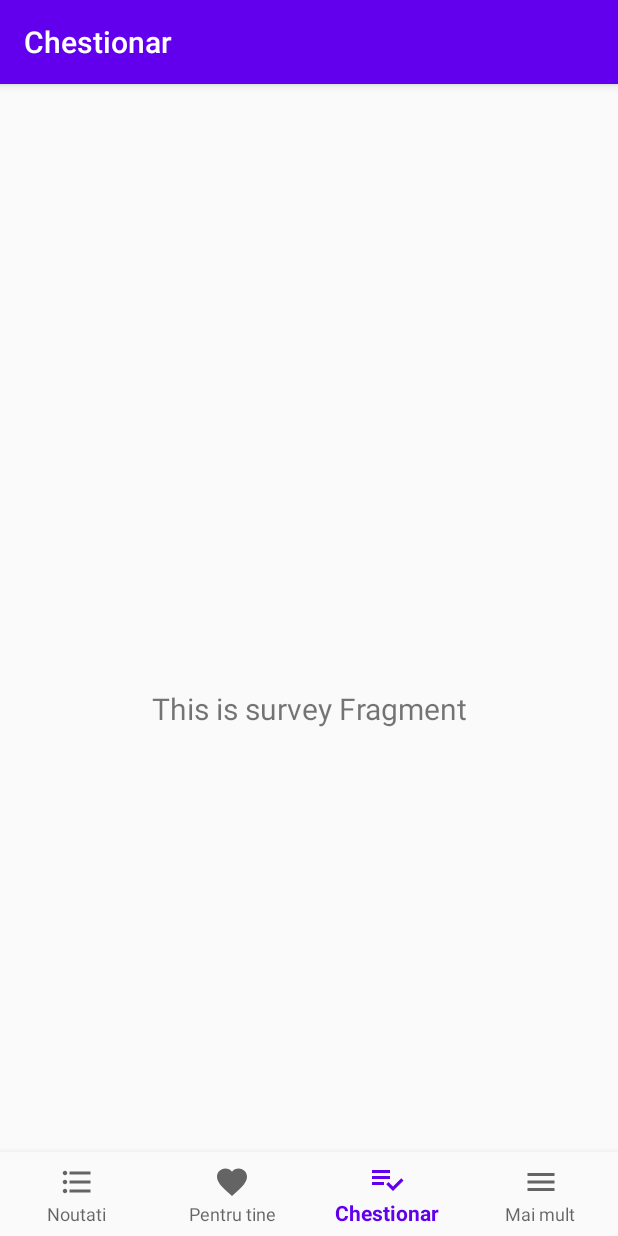
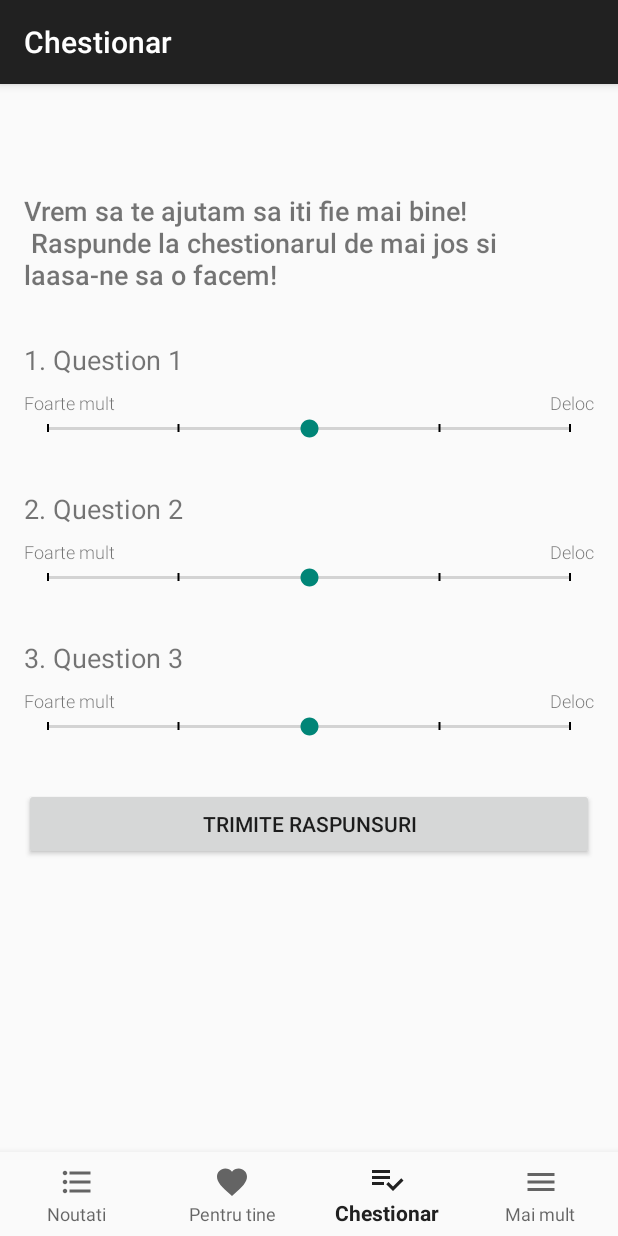
Before and after one commit to mihaibetej/Mental-Health, an Android app: the SurveyFragment screen opened through its navigation route, on a phone screen of 412 x 824 dp. Run offline under Robolectric (Android 15) with nearby library versions, the phone set to English and light mode, and no system bars; our stand-ins replace data binding, navigation-ui.

Commit message:
initial survey adapter, no data binding

```diff
--- /dev/null
+++ b/Mobile/Android/app/src/main/java/com/db/mobile/mental_health/ui/survey/SurveyAdapter.kt
@@ -0,0 +1,102 @@
+package com.db.mobile.mental_health.ui.survey
+
+import android.view.LayoutInflater
+import android.view.View
+import android.view.ViewGroup
+import android.widget.SeekBar
+import android.widget.TextView
+import androidx.recyclerview.widget.RecyclerView
+import com.db.mobile.mental_health.R
+import com.db.mobile.mental_health.ui.survey.model.SurveyQuestion
+
+private const val TYPE_HEADER = 0
+private const val TYPE_QUESTION = 1
+private const val TYPE_FOOTER = 2
+
+class SurveyAdapter : RecyclerView.Adapter<RecyclerView.ViewHolder>() {
+    val items = mutableListOf<SurveyQuestion>()
+    var surveyAnswerChanged: ((SurveyQuestion, Int) -> Unit)? = null
+    var submitSurvey: (() -> Unit)? = null
+
+    override fun onCreateViewHolder(parent: ViewGroup, viewType: Int): RecyclerView.ViewHolder {
+        return when (viewType) {
+            TYPE_HEADER -> HeaderViewHolder(
+                LayoutInflater.from(parent.context)
+                    .inflate(R.layout.item_survey_header, parent, false)
+            )
+            TYPE_FOOTER -> FooterHolder(
+                LayoutInflater.from(parent.context)
+                    .inflate(R.layout.item_survey_footer, parent, false)
+            )
+            else -> QuestionHolder(
+                LayoutInflater.from(parent.context)
+                    .inflate(R.layout.item_survey_question, parent, false)
+            )
+        }
+    }
+
+    override fun getItemCount(): Int = items.size + 2
+
+    override fun getItemViewType(position: Int): Int = when (position) {
+        0 -> TYPE_HEADER
+        itemCount - 1 -> TYPE_FOOTER
+        else -> TYPE_QUESTION
+    }
+
+
+    override fun onBindViewHolder(holder: RecyclerView.ViewHolder, position: Int) =
+        when (position) {
+            0 -> {
+                val viewHolder = holder as HeaderViewHolder
+                viewHolder.title.setText(R.string.survey_description)
+            }
+            itemCount - 1 -> {
+                val viewHolder = holder as FooterHolder
+                viewHolder.bind(submitSurvey)
+            }
+            else -> {
+                val viewHolder = holder as QuestionHolder
+                viewHolder.bind(items[position - 1], surveyAnswerChanged)
+            }
+        }
+
+}
+
+class HeaderViewHolder(content: View) : RecyclerView.ViewHolder(content) {
+    val title: TextView = itemView.findViewById(R.id.survey_header)
+}
+
+class QuestionHolder(content: View) : RecyclerView.ViewHolder(content) {
+    private val title: TextView = itemView.findViewById(R.id.survey_question)
+    private val answer: SeekBar = itemView.findViewById(R.id.survey_answer_scale)
+
+    fun bind(question: SurveyQuestion, surveyAnswerChanged: ((SurveyQuestion, Int) -> Unit)?) {
+        title.text = question.question
+        answer.progress = question.answer
+        answer.setOnSeekBarChangeListener(object : SeekBar.OnSeekBarChangeListener {
+            override fun onProgressChanged(
+                seekBar: SeekBar?,
+                progress: Int,
+                fromUser: Boolean
+            ) {
+                question.answer = progress
+                surveyAnswerChanged?.invoke(question, progress)
+            }
+
+            override fun onStartTrackingTouch(seekBar: SeekBar?) {
+            }
+
+            override fun onStopTrackingTouch(seekBar: SeekBar?) {
+            }
+        })
+    }
+
+}
+
+class FooterHolder(content: View) : RecyclerView.ViewHolder(content) {
+    private val submit: TextView = itemView.findViewById(R.id.survey_submit)
+
+    fun bind(submitSurvey: (() -> Unit)?) = submit.setOnClickListener {
+        submitSurvey?.invoke()
+    }
+}
--- a/Mobile/Android/app/src/main/java/com/db/mobile/mental_health/ui/survey/SurveyFragment.kt
+++ b/Mobile/Android/app/src/main/java/com/db/mobile/mental_health/ui/survey/SurveyFragment.kt
@@ -4,28 +4,42 @@ import android.os.Bundle
 import android.view.LayoutInflater
 import android.view.View
 import android.view.ViewGroup
-import android.widget.TextView
+import androidx.databinding.DataBindingUtil
 import androidx.fragment.app.Fragment
-import androidx.lifecycle.Observer
-import androidx.lifecycle.ViewModelProviders
 import com.db.mobile.mental_health.R
+import com.db.mobile.mental_health.databinding.FragmentSurveyBinding
+import com.db.mobile.mental_health.ui.survey.model.SurveyQuestion
 
 class SurveyFragment : Fragment() {
 
-    private lateinit var surveyViewModel: SurveyViewModel
+    override fun onCreateView(
+        inflater: LayoutInflater,
+        container: ViewGroup?,
+        savedInstanceState: Bundle?
+    ): View? {
+        val binding: FragmentSurveyBinding =
+            DataBindingUtil.inflate(inflater, R.layout.fragment_survey, container, false)
+        val adapter = SurveyAdapter()
+        adapter.items.addAll(
+            listOf(
+                SurveyQuestion(0, "1. Question 1"),
+                SurveyQuestion(1, "2. Question 2"),
+                SurveyQuestion(2, "3. Question 3")
+            )
+        )
+        adapter.surveyAnswerChanged = this::answerChanged
+        adapter.submitSurvey = {
+            //TODO submit question
+        }
+        adapter.notifyDataSetChanged()
+        binding.adapter = adapter
+        return binding.root
+    }
 
-    override fun onCreateView(
-            inflater: LayoutInflater,
-            container: ViewGroup?,
-            savedInstanceState: Bundle?
-    ): View? {
-        surveyViewModel =
-                ViewModelProviders.of(this).get(SurveyViewModel::class.java)
-        val root = inflater.inflate(R.layout.fragment_survey, container, false)
-        val textView: TextView = root.findViewById(R.id.text_survey)
-        surveyViewModel.text.observe(viewLifecycleOwner, Observer {
-            textView.text = it
-        })
-        return root
+    private fun answerChanged(survey: SurveyQuestion, answer: Int) {
+        //TODO use
     }
+
+
+
 }
--- /dev/null
+++ b/Mobile/Android/app/src/main/java/com/db/mobile/mental_health/ui/survey/model/SurveyQuestion.kt
@@ -0,0 +1,3 @@
+package com.db.mobile.mental_health.ui.survey.model
+
+data class SurveyQuestion(var id: Long, val question: String, var answer: Int = 2)
--- /dev/null
+++ b/Mobile/Android/app/src/main/res/drawable/ic_seek_bar_background.xml
@@ -0,0 +1,6 @@
+<shape xmlns:android="http://schemas.android.com/apk/res/android" android:shape="rectangle" >
+    <gradient
+        android:startColor="#F00"
+        android:endColor="#0F0"
+        android:angle="0"/>
+</shape>
--- /dev/null
+++ b/Mobile/Android/app/src/main/res/drawable/ic_seekbar_tick.xml
@@ -0,0 +1,7 @@
+<?xml version="1.0" encoding="utf-8"?>
+<shape xmlns:android="http://schemas.android.com/apk/res/android"
+    android:shape="rectangle">
+    <size android:width="1dp"
+        android:height="6dp"/>
+    <solid android:color="@android:color/black"/>
+</shape>
--- a/Mobile/Android/app/src/main/res/layout/fragment_survey.xml
+++ b/Mobile/Android/app/src/main/res/layout/fragment_survey.xml
@@ -1,22 +1,30 @@
 <?xml version="1.0" encoding="utf-8"?>
-<androidx.constraintlayout.widget.ConstraintLayout xmlns:android="http://schemas.android.com/apk/res/android"
+<layout xmlns:android="http://schemas.android.com/apk/res/android"
     xmlns:app="http://schemas.android.com/apk/res-auto"
-    xmlns:tools="http://schemas.android.com/tools"
+    xmlns:tools="http://schemas.android.com/tools">
+
+    <data>
+
+        <variable
+            name="adapter"
+            type="com.db.mobile.mental_health.ui.survey.SurveyAdapter" />
+    </data>
+
+    <androidx.constraintlayout.widget.ConstraintLayout
         android:layout_width="match_parent"
         android:layout_height="match_parent"
         tools:context=".ui.survey.SurveyFragment">
 
-    <TextView
-        android:id="@+id/text_survey"
-        android:layout_width="match_parent"
+        <androidx.recyclerview.widget.RecyclerView
+            android:layout_width="0dp"
             android:layout_height="wrap_content"
-        android:layout_marginStart="8dp"
-        android:layout_marginTop="8dp"
-        android:layout_marginEnd="8dp"
-        android:textAlignment="center"
-        android:textSize="20sp"
-        app:layout_constraintBottom_toBottomOf="parent"
+            android:adapter="@{adapter}"
+            app:layoutManager="androidx.recyclerview.widget.LinearLayoutManager"
             app:layout_constraintEnd_toEndOf="parent"
             app:layout_constraintStart_toStartOf="parent"
-        app:layout_constraintTop_toTopOf="parent" />
+            app:layout_constraintTop_toTopOf="parent"
+            tools:itemCount="5"
+            tools:listitem="@layout/item_survey_question" />
+
     </androidx.constraintlayout.widget.ConstraintLayout>
+</layout>
--- /dev/null
+++ b/Mobile/Android/app/src/main/res/layout/item_survey_footer.xml
@@ -0,0 +1,13 @@
+<?xml version="1.0" encoding="utf-8"?>
+<FrameLayout xmlns:android="http://schemas.android.com/apk/res/android"
+    android:layout_width="match_parent"
+    android:layout_height="wrap_content"
+    android:padding="@dimen/activity_vertical_margin">
+
+    <Button
+        android:id="@+id/survey_submit"
+        android:layout_width="match_parent"
+        android:layout_height="wrap_content"
+        android:text="@string/survey_submit" />
+
+</FrameLayout>
--- /dev/null
+++ b/Mobile/Android/app/src/main/res/layout/item_survey_header.xml
@@ -0,0 +1,10 @@
+<?xml version="1.0" encoding="utf-8"?>
+<TextView xmlns:android="http://schemas.android.com/apk/res/android"
+    xmlns:tools="http://schemas.android.com/tools"
+    android:id="@+id/survey_header"
+    style="@style/Bold"
+    android:textSize="18sp"
+    android:padding="@dimen/activity_vertical_margin"
+    android:layout_width="match_parent"
+    android:layout_height="wrap_content"
+    tools:text="This is a question" />
--- /dev/null
+++ b/Mobile/Android/app/src/main/res/layout/item_survey_question.xml
@@ -0,0 +1,48 @@
+<?xml version="1.0" encoding="utf-8"?>
+<androidx.constraintlayout.widget.ConstraintLayout xmlns:android="http://schemas.android.com/apk/res/android"
+    xmlns:app="http://schemas.android.com/apk/res-auto"
+    xmlns:tools="http://schemas.android.com/tools"
+    android:layout_width="match_parent"
+    android:layout_height="wrap_content"
+    android:padding="@dimen/activity_horizontal_margin">
+
+    <TextView
+        android:id="@+id/survey_question"
+        android:layout_width="match_parent"
+        android:layout_height="wrap_content"
+        android:paddingBottom="@dimen/elements_padding"
+        android:textSize="18sp"
+        app:layout_constraintTop_toTopOf="parent"
+        tools:text="1. Answer here" />
+
+    <TextView
+        android:id="@+id/survey_negative_answer"
+        style="@style/Light"
+        android:layout_width="wrap_content"
+        android:layout_height="wrap_content"
+        android:text="@string/survey_positive_connotation"
+        android:textSize="12sp"
+        app:layout_constraintStart_toStartOf="parent"
+        app:layout_constraintTop_toBottomOf="@+id/survey_question" />
+
+    <TextView
+        android:id="@+id/survey_positive_answer"
+        style="@style/Light"
+        android:layout_width="wrap_content"
+        android:layout_height="wrap_content"
+        android:text="@string/survey_negative_connotation"
+        android:textSize="12sp"
+        app:layout_constraintEnd_toEndOf="parent"
+        app:layout_constraintTop_toBottomOf="@+id/survey_question" />
+
+    <SeekBar
+        android:id="@+id/survey_answer_scale"
+        android:layout_width="match_parent"
+        android:layout_height="wrap_content"
+        android:max="4"
+        android:progress="2"
+        android:progressTint="@android:color/transparent"
+        android:tickMark="@drawable/ic_seekbar_tick"
+        app:layout_constraintTop_toBottomOf="@+id/survey_negative_answer" />
+
+</androidx.constraintlayout.widget.ConstraintLayout>
--- a/Mobile/Android/app/src/main/res/values/dimens.xml
+++ b/Mobile/Android/app/src/main/res/values/dimens.xml
@@ -2,4 +2,7 @@
     <!-- Default screen margins, per the Android Design guidelines. -->
     <dimen name="activity_horizontal_margin">16dp</dimen>
     <dimen name="activity_vertical_margin">16dp</dimen>
+
+    <dimen name="elements_padding">8dp</dimen>
+
 </resources>
--- a/Mobile/Android/app/src/main/res/values/strings.xml
+++ b/Mobile/Android/app/src/main/res/values/strings.xml
@@ -4,4 +4,11 @@
     <string name="title_advices">Pentru tine</string>
     <string name="title_survey">Chestionar</string>
     <string name="title_more">Mai mult</string>
+
+    <!-- Survey -->
+    <string name="survey_positive_connotation">Foarte mult</string>
+    <string name="survey_negative_connotation">Deloc</string>
+    <string name="survey_submit">Trimite raspunsuri</string>
+    <string name="survey_description">Vrem sa te ajutam sa iti fie mai bine!\n Raspunde la chestionarul de mai jos si laasa-ne sa o facem!</string>
+
 </resources>
--- a/Mobile/Android/app/src/main/res/values/styles.xml
+++ b/Mobile/Android/app/src/main/res/values/styles.xml
@@ -3,9 +3,17 @@
     <!-- Base application theme. -->
     <style name="AppTheme" parent="Theme.AppCompat.Light.DarkActionBar">
         <!-- Customize your theme here. -->
-        <item name="colorPrimary">@color/colorPrimary</item>
-        <item name="colorPrimaryDark">@color/colorPrimaryDark</item>
-        <item name="colorAccent">@color/colorAccent</item>
+<!--        <item name="colorPrimary">@color/colorPrimary</item>-->
+<!--        <item name="colorPrimaryDark">@color/colorPrimaryDark</item>-->
+<!--        <item name="colorAccent">@color/colorAccent</item>-->
+    </style>
+
+    <style name="Bold">
+        <item name="android:fontFamily">sans-serif-medium</item>
+    </style>
+
+    <style name="Light">
+        <item name="android:fontFamily">sans-serif-light</item>
     </style>
 
 </resources>
```
Also changed, not shown: Mobile/Android/app/src/main/java/com/db/mobile/mental_health/ui/login/dagger/LoginComponent.kt (line endings or trailing spaces), Mobile/Android/app/src/main/java/com/db/mobile/mental_health/ui/login/dagger/LoginModule.kt (line endings or trailing spaces). Lines whose indentation alone changed are shown as unchanged.
